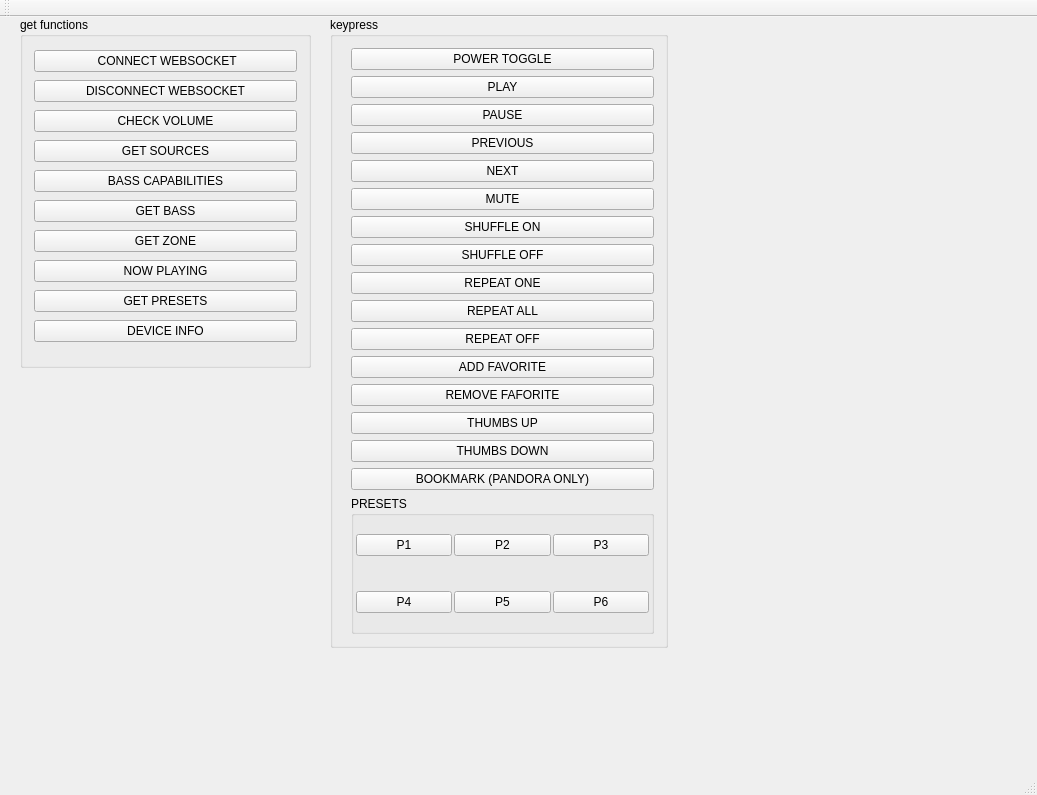
Before: the Qt Designer form ui/librarytestwindow.ui in dmarc0001/bose_soundtouchlib_qt, drawn with Qt 5.
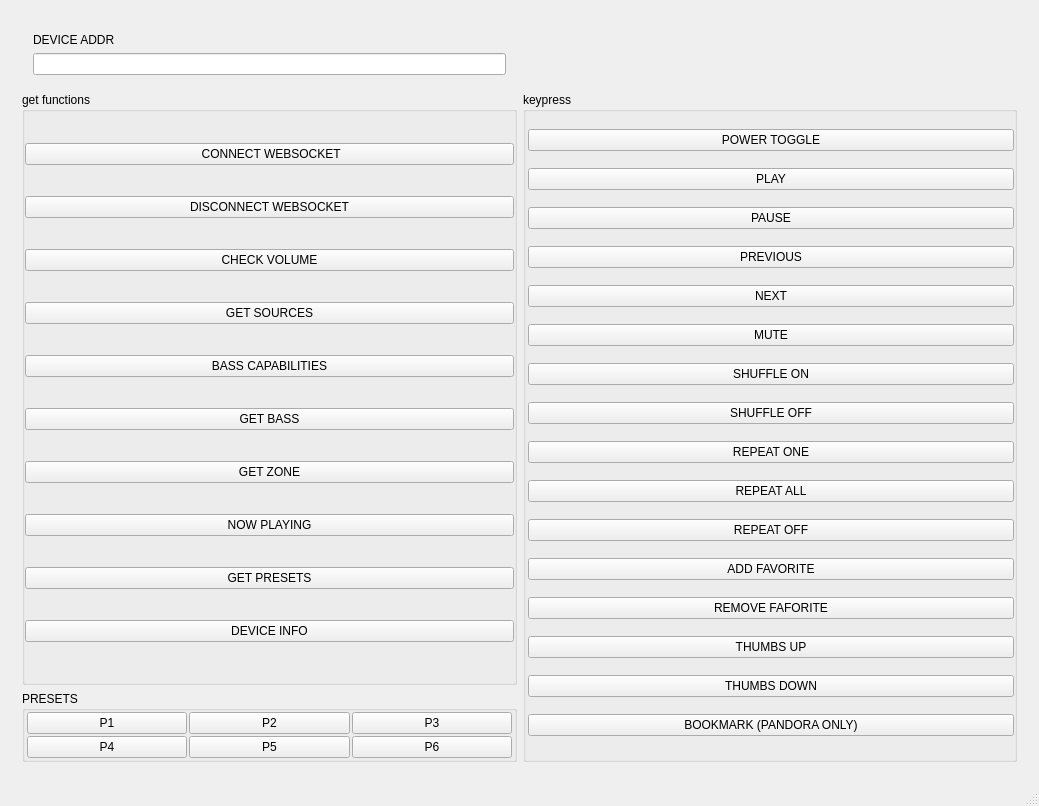
After: the same form once the commit is applied.

Commit message: Layout tabellarisch, hostname input zugefügt

Diff of the .ui file:
```diff
--- a/ui/librarytestwindow.ui
+++ b/ui/librarytestwindow.ui
@@ -6,33 +6,82 @@
    <rect>
     <x>0</x>
     <y>0</y>
-    <width>1037</width>
-    <height>795</height>
+    <width>1039</width>
+    <height>806</height>
    </rect>
   </property>
   <property name="windowTitle">
    <string>LibraryTestWindow</string>
   </property>
   <widget class="QWidget" name="centralWidget">
-   <widget class="QGroupBox" name="getterGroupBox">
-    <property name="geometry">
-     <rect>
-      <x>20</x>
-      <y>0</y>
-      <width>291</width>
-      <height>351</height>
-     </rect>
-    </property>
     <property name="sizePolicy">
      <sizepolicy hsizetype="Expanding" vsizetype="Expanding">
       <horstretch>0</horstretch>
       <verstretch>0</verstretch>
      </sizepolicy>
     </property>
+   <layout class="QVBoxLayout" name="verticalLayout_4">
+    <item>
+     <widget class="QWidget" name="linearWidget_01" native="true">
+      <property name="sizePolicy">
+       <sizepolicy hsizetype="Expanding" vsizetype="Minimum">
+        <horstretch>0</horstretch>
+        <verstretch>0</verstretch>
+       </sizepolicy>
+      </property>
+      <layout class="QGridLayout" name="gridLayout">
+       <item row="0" column="0">
+        <widget class="QWidget" name="deviceAddrWidget" native="true">
+         <layout class="QVBoxLayout" name="verticalLayout_5">
+          <item>
+           <widget class="QLabel" name="label">
+            <property name="text">
+             <string>DEVICE ADDR</string>
+            </property>
+           </widget>
+          </item>
+          <item>
+           <widget class="QLineEdit" name="hostnameLineEdit"/>
+          </item>
+         </layout>
+        </widget>
+       </item>
+       <item row="1" column="0">
+        <widget class="QGroupBox" name="getterGroupBox">
+         <property name="sizePolicy">
+          <sizepolicy hsizetype="Expanding" vsizetype="MinimumExpanding">
+           <horstretch>0</horstretch>
+           <verstretch>0</verstretch>
+          </sizepolicy>
+         </property>
     <property name="title">
      <string>get functions</string>
     </property>
+         <property name="alignment">
+          <set>Qt::AlignLeading|Qt::AlignLeft|Qt::AlignTop</set>
+         </property>
+         <property name="flat">
+          <bool>false</bool>
+         </property>
     <layout class="QVBoxLayout" name="verticalLayout">
+          <property name="spacing">
+           <number>0</number>
+          </property>
+          <property name="sizeConstraint">
+           <enum>QLayout::SetDefaultConstraint</enum>
+          </property>
+          <property name="leftMargin">
+           <number>0</number>
+          </property>
+          <property name="topMargin">
+           <number>0</number>
+          </property>
+          <property name="rightMargin">
+           <number>0</number>
+          </property>
+          <property name="bottomMargin">
+           <number>0</number>
+          </property>
      <item>
       <widget class="QPushButton" name="connectWsPushButton">
        <property name="text">
@@ -105,21 +154,36 @@
      </item>
     </layout>
    </widget>
+       </item>
+       <item row="1" column="1" rowspan="2">
    <widget class="QGroupBox" name="keypressGroupBox">
-    <property name="geometry">
-     <rect>
-      <x>330</x>
-      <y>0</y>
-      <width>338</width>
-      <height>631</height>
-     </rect>
+         <property name="sizePolicy">
+          <sizepolicy hsizetype="Expanding" vsizetype="MinimumExpanding">
+           <horstretch>0</horstretch>
+           <verstretch>0</verstretch>
+          </sizepolicy>
     </property>
     <property name="title">
      <string>keypress</string>
     </property>
+         <property name="alignment">
+          <set>Qt::AlignLeading|Qt::AlignLeft|Qt::AlignTop</set>
+         </property>
     <layout class="QVBoxLayout" name="verticalLayout_2">
+          <property name="spacing">
+           <number>0</number>
+          </property>
      <property name="leftMargin">
-      <number>18</number>
+           <number>2</number>
+          </property>
+          <property name="topMargin">
+           <number>0</number>
+          </property>
+          <property name="rightMargin">
+           <number>0</number>
+          </property>
+          <property name="bottomMargin">
+           <number>0</number>
      </property>
      <item>
       <widget class="QPushButton" name="powerTogglePushButton">
@@ -221,6 +285,12 @@
      </item>
      <item>
       <widget class="QPushButton" name="thumbsDownPushButton">
+            <property name="sizePolicy">
+             <sizepolicy hsizetype="Minimum" vsizetype="Fixed">
+              <horstretch>0</horstretch>
+              <verstretch>0</verstretch>
+             </sizepolicy>
+            </property>
        <property name="text">
         <string>THUMBS DOWN</string>
        </property>
@@ -233,8 +303,17 @@
        </property>
       </widget>
      </item>
-     <item>
+         </layout>
+        </widget>
+       </item>
+       <item row="2" column="0">
       <widget class="QGroupBox" name="presetGoupBox">
+         <property name="sizePolicy">
+          <sizepolicy hsizetype="Preferred" vsizetype="Fixed">
+           <horstretch>0</horstretch>
+           <verstretch>0</verstretch>
+          </sizepolicy>
+         </property>
        <property name="title">
         <string>PRESETS</string>
        </property>
@@ -256,6 +335,12 @@
         </property>
         <item>
          <widget class="QWidget" name="widget" native="true">
+            <property name="sizePolicy">
+             <sizepolicy hsizetype="Preferred" vsizetype="Preferred">
+              <horstretch>0</horstretch>
+              <verstretch>0</verstretch>
+             </sizepolicy>
+            </property>
           <layout class="QHBoxLayout" name="horizontalLayout_2">
            <property name="spacing">
             <number>2</number>
@@ -343,6 +428,8 @@
      </item>
     </layout>
    </widget>
+    </item>
+   </layout>
   </widget>
   <widget class="QMenuBar" name="menuBar">
    <property name="geometry">
@@ -354,14 +441,6 @@
     </rect>
    </property>
   </widget>
-  <widget class="QToolBar" name="mainToolBar">
-   <attribute name="toolBarArea">
-    <enum>TopToolBarArea</enum>
-   </attribute>
-   <attribute name="toolBarBreak">
-    <bool>false</bool>
-   </attribute>
-  </widget>
   <widget class="QStatusBar" name="statusBar"/>
  </widget>
  <layoutdefault spacing="6" margin="11"/>
```
Left out of the diff: 2 changed lines with no effect on the pictures. Lines whose indentation alone changed are shown as unchanged. The commit also changes 4 other files.
